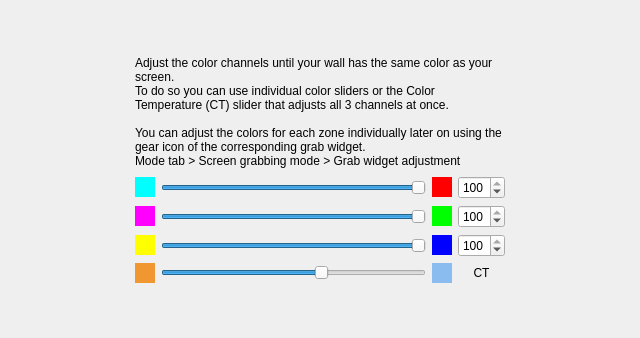
woodenshark/Lightpack, file Software/src/wizard/GlobalColorCoefPage.ui: the form before one commit.
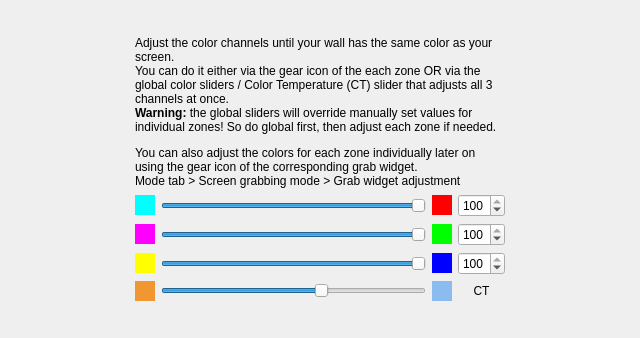
The form after the commit. Icons and pictures are not drawn.

Commit message: global color coef page: coef fine tuning, dont save on cancel, device update timer

What changed in the file:
```diff
--- a/Software/src/wizard/GlobalColorCoefPage.ui
+++ b/Software/src/wizard/GlobalColorCoefPage.ui
@@ -872,13 +872,18 @@
      </property>
     </spacer>
    </item>
-   <item row="1" column="1" rowspan="2">
+   <item row="2" column="1">
     <widget class="QLabel" name="label">
      <property name="autoFillBackground">
       <bool>true</bool>
      </property>
      <property name="text">
-      <string>&lt;html&gt;&lt;head/&gt;&lt;body&gt;&lt;p&gt;Adjust the color channels until your wall has the same color as your screen.&lt;br/&gt;To do so you can use individual color sliders or the Color Temperature (CT) slider that adjusts all 3 channels at once.&lt;br/&gt;&lt;/p&gt;&lt;table border=&quot;0&quot; style=&quot; margin-top:0px; margin-bottom:0px; margin-left:0px; margin-right:0px;&quot; cellspacing=&quot;0&quot; cellpadding=&quot;0&quot;&gt;&lt;tr&gt;&lt;td&gt;&lt;p&gt;You can adjust the colors for each zone individually later on using the gear icon of the corresponding grab widget.&lt;br/&gt;Mode tab &gt; Screen grabbing mode &gt; Grab widget adjustment&lt;/p&gt;&lt;/td&gt;&lt;td style=&quot; padding-left:2;&quot;&gt;&lt;p&gt;&lt;img src=&quot;:/buttons/settings_24px.png&quot; width=&quot;16&quot;/&gt;&lt;/p&gt;&lt;/td&gt;&lt;/tr&gt;&lt;/table&gt;&lt;/body&gt;&lt;/html&gt;</string>
+      <string>&lt;html&gt;&lt;head/&gt;&lt;body&gt;&lt;p&gt;Adjust the color channels until your wall has the same color as your screen.&lt;br/&gt;
+You can do it either via the gear icon of the each zone OR via the global color sliders / Color Temperature (CT) slider that adjusts all 3 channels at once.&lt;br/&gt;
+&lt;b&gt;Warning:&lt;/b&gt; the global sliders will override manually set values for individual zones! So do global first, then adjust each zone if needed.
+&lt;/p&gt;
+&lt;p&gt;
+&lt;table border=&quot;0&quot; style=&quot; margin-top:0px; margin-bottom:0px; margin-left:0px; margin-right:0px;&quot; cellspacing=&quot;0&quot; cellpadding=&quot;0&quot;&gt;&lt;tr&gt;&lt;td&gt;You can also adjust the colors for each zone individually later on using the gear icon of the corresponding grab widget.&lt;br/&gt;Mode tab &gt; Screen grabbing mode &gt; Grab widget adjustment&lt;/td&gt;&lt;td style=&quot; padding-left:2;&quot;&gt;&lt;img src=&quot;:/buttons/settings_24px.png&quot; width=&quot;16&quot;/&gt;&lt;/td&gt;&lt;/tr&gt;&lt;/table&gt;&lt;/p&gt;&lt;/body&gt;&lt;/html&gt;</string>
      </property>
      <property name="wordWrap">
       <bool>true</bool>
```
The commit also changes 2 other files.
